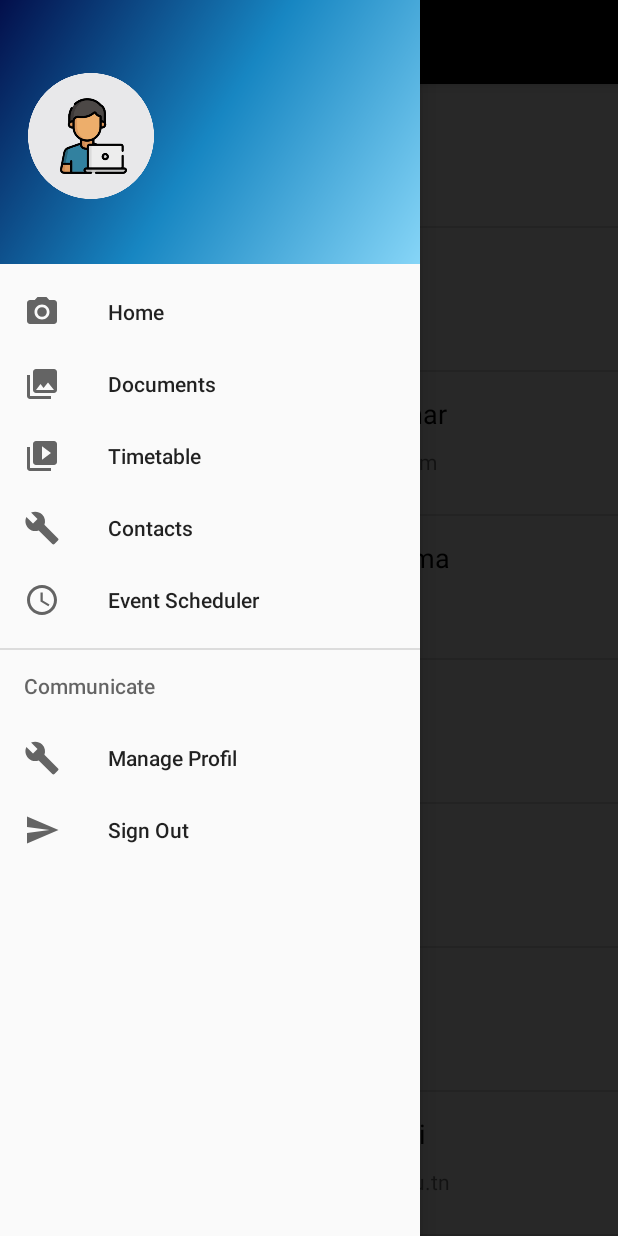
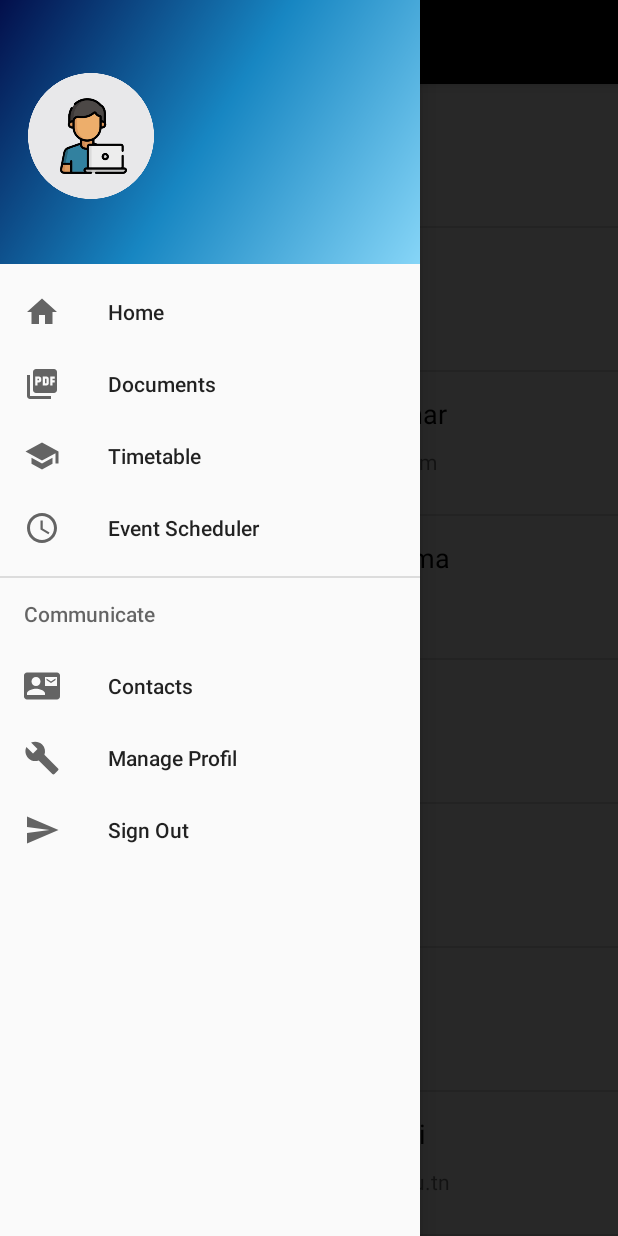
Before and after one commit to zyedbenmed/Eniso.infoApp, an Android app: the Contacts screen opened directly, with no data from a screen before it, with the side drawer open, on a phone screen of 412 x 824 dp. Run offline under Robolectric (Android 15) with nearby library versions, the phone set to English and light mode, and no system bars; our stand-ins replace CircleImageView, Volley; 2 statements that could not run were skipped.

Commit message:
nav-menu

```diff
--- /dev/null
+++ b/ENISo/app/src/main/res/drawable/ic_attach_file_black_24dp.xml
@@ -0,0 +1,9 @@
+<vector xmlns:android="http://schemas.android.com/apk/res/android"
+        android:width="24dp"
+        android:height="24dp"
+        android:viewportWidth="24.0"
+        android:viewportHeight="24.0">
+    <path
+        android:fillColor="#FF000000"
+        android:pathData="M16.5,6v11.5c0,2.21 -1.79,4 -4,4s-4,-1.79 -4,-4V5c0,-1.38 1.12,-2.5 2.5,-2.5s2.5,1.12 2.5,2.5v10.5c0,0.55 -0.45,1 -1,1s-1,-0.45 -1,-1V6H10v9.5c0,1.38 1.12,2.5 2.5,2.5s2.5,-1.12 2.5,-2.5V5c0,-2.21 -1.79,-4 -4,-4S7,2.79 7,5v12.5c0,3.04 2.46,5.5 5.5,5.5s5.5,-2.46 5.5,-5.5V6h-1.5z"/>
+</vector>
--- /dev/null
+++ b/ENISo/app/src/main/res/drawable/ic_contact_mail_black_24dp.xml
@@ -0,0 +1,9 @@
+<vector xmlns:android="http://schemas.android.com/apk/res/android"
+        android:width="24dp"
+        android:height="24dp"
+        android:viewportWidth="24.0"
+        android:viewportHeight="24.0">
+    <path
+        android:fillColor="#FF000000"
+        android:pathData="M21,8L21,7l-3,2 -3,-2v1l3,2 3,-2zM22,3L2,3C0.9,3 0,3.9 0,5v14c0,1.1 0.9,2 2,2h20c1.1,0 1.99,-0.9 1.99,-2L24,5c0,-1.1 -0.9,-2 -2,-2zM8,6c1.66,0 3,1.34 3,3s-1.34,3 -3,3 -3,-1.34 -3,-3 1.34,-3 3,-3zM14,18L2,18v-1c0,-2 4,-3.1 6,-3.1s6,1.1 6,3.1v1zM22,12h-8L14,6h8v6z"/>
+</vector>
--- /dev/null
+++ b/ENISo/app/src/main/res/drawable/ic_home_black_24dp.xml
@@ -0,0 +1,9 @@
+<vector xmlns:android="http://schemas.android.com/apk/res/android"
+        android:width="24dp"
+        android:height="24dp"
+        android:viewportWidth="24.0"
+        android:viewportHeight="24.0">
+    <path
+        android:fillColor="#FF000000"
+        android:pathData="M10,20v-6h4v6h5v-8h3L12,3 2,12h3v8z"/>
+</vector>
--- /dev/null
+++ b/ENISo/app/src/main/res/drawable/ic_picture_as_pdf_black_24dp.xml
@@ -0,0 +1,9 @@
+<vector xmlns:android="http://schemas.android.com/apk/res/android"
+        android:width="24dp"
+        android:height="24dp"
+        android:viewportWidth="24.0"
+        android:viewportHeight="24.0">
+    <path
+        android:fillColor="#FF000000"
+        android:pathData="M20,2L8,2c-1.1,0 -2,0.9 -2,2v12c0,1.1 0.9,2 2,2h12c1.1,0 2,-0.9 2,-2L22,4c0,-1.1 -0.9,-2 -2,-2zM11.5,9.5c0,0.83 -0.67,1.5 -1.5,1.5L9,11v2L7.5,13L7.5,7L10,7c0.83,0 1.5,0.67 1.5,1.5v1zM16.5,11.5c0,0.83 -0.67,1.5 -1.5,1.5h-2.5L12.5,7L15,7c0.83,0 1.5,0.67 1.5,1.5v3zM20.5,8.5L19,8.5v1h1.5L20.5,11L19,11v2h-1.5L17.5,7h3v1.5zM9,9.5h1v-1L9,8.5v1zM4,6L2,6v14c0,1.1 0.9,2 2,2h14v-2L4,20L4,6zM14,11.5h1v-3h-1v3z"/>
+</vector>
--- /dev/null
+++ b/ENISo/app/src/main/res/drawable/ic_school_black_24dp.xml
@@ -0,0 +1,9 @@
+<vector xmlns:android="http://schemas.android.com/apk/res/android"
+        android:width="24dp"
+        android:height="24dp"
+        android:viewportWidth="24.0"
+        android:viewportHeight="24.0">
+    <path
+        android:fillColor="#FF000000"
+        android:pathData="M5,13.18v4L12,21l7,-3.82v-4L12,17l-7,-3.82zM12,3L1,9l11,6 9,-4.91V17h2V9L12,3z"/>
+</vector>
--- a/ENISo/app/src/main/res/menu/activity_home_drawer.xml
+++ b/ENISo/app/src/main/res/menu/activity_home_drawer.xml
@@ -6,20 +6,17 @@
     <group android:checkableBehavior="single">
         <item
             android:id="@+id/nav_home"
-            android:icon="@drawable/ic_menu_camera"
+            android:icon="@drawable/ic_home_black_24dp"
             android:title="Home" />
         <item
             android:id="@+id/nav_Documents"
-            android:icon="@drawable/ic_menu_gallery"
+            android:icon="@drawable/ic_picture_as_pdf_black_24dp"
             android:title="Documents" />
         <item
             android:id="@+id/nav_Timetable"
-            android:icon="@drawable/ic_menu_slideshow"
+            android:icon="@drawable/ic_school_black_24dp"
             android:title="Timetable" />
-        <item
-            android:id="@+id/nav_contact"
-            android:icon="@drawable/ic_menu_manage"
-            android:title="Contacts" />
+
         <item
             android:id="@+id/nav_scheduler"
             android:title="Event Scheduler"
@@ -28,6 +25,11 @@
 
     <item android:title="Communicate">
         <menu>
+            <item
+                android:id="@+id/nav_contact"
+                android:icon="@drawable/ic_contact_mail_black_24dp"
+                android:title="Contacts" />
+
             <item
                 android:id="@+id/nav_Profil"
                 android:icon="@drawable/ic_menu_manage"
```
